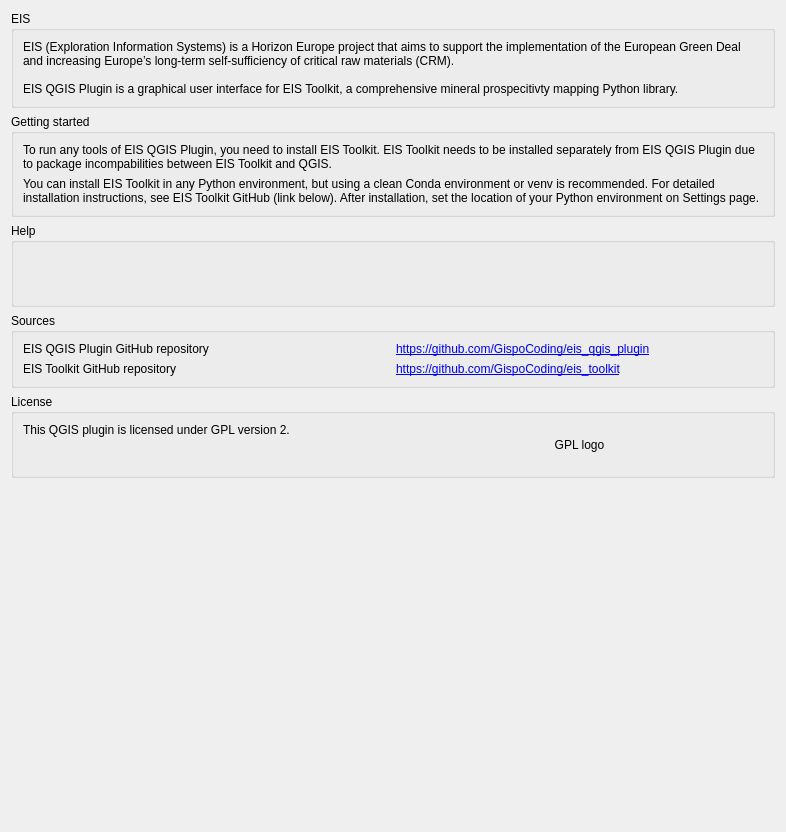
Old version of the form eis_qgis_plugin/resources/ui/wizard_about.ui in the repository GispoCoding/eis_qgis_plugin.
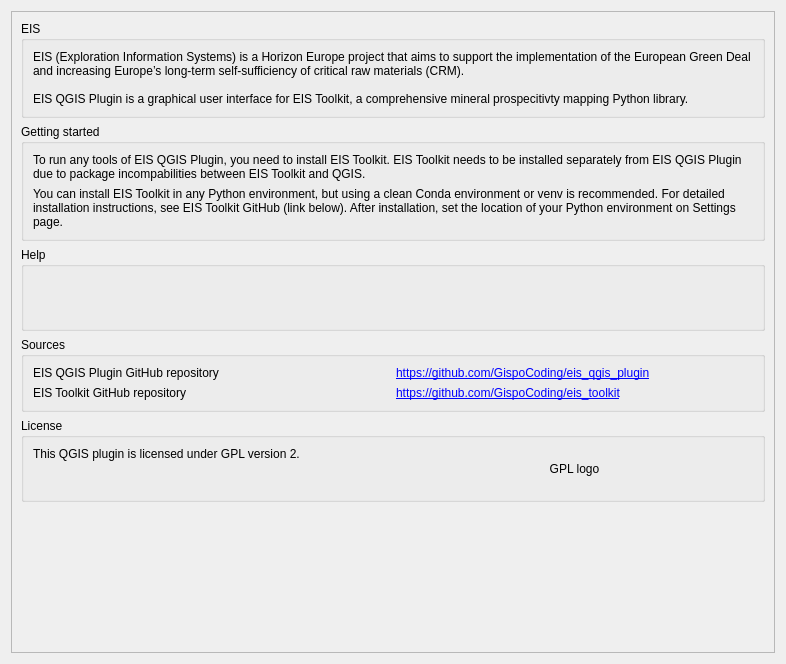
New version of the form.

Commit message: fix: add scroll areas to about and settings pages, making whole wizard much more resizable

Patch:
```diff
--- a/eis_qgis_plugin/resources/ui/wizard_about.ui
+++ b/eis_qgis_plugin/resources/ui/wizard_about.ui
@@ -7,12 +7,27 @@
     <x>0</x>
     <y>0</y>
     <width>786</width>
-    <height>832</height>
+    <height>664</height>
    </rect>
   </property>
   <property name="windowTitle">
    <string>Form</string>
   </property>
+  <layout class="QVBoxLayout" name="verticalLayout_5">
+   <item>
+    <widget class="QScrollArea" name="scrollArea">
+     <property name="widgetResizable">
+      <bool>true</bool>
+     </property>
+     <widget class="QWidget" name="scrollAreaWidgetContents">
+      <property name="geometry">
+       <rect>
+        <x>0</x>
+        <y>0</y>
+        <width>766</width>
+        <height>644</height>
+       </rect>
+      </property>
   <layout class="QVBoxLayout" name="verticalLayout">
    <item>
     <widget class="QGroupBox" name="groupBox_3">
@@ -194,10 +209,14 @@
      <property name="sizeHint" stdset="0">
       <size>
        <width>20</width>
-       <height>40</height>
+           <height>60</height>
       </size>
      </property>
     </spacer>
+       </item>
+      </layout>
+     </widget>
+    </widget>
    </item>
   </layout>
  </widget>
```
Lines whose indentation alone changed are shown as unchanged. The commit also changes 1 other file.
